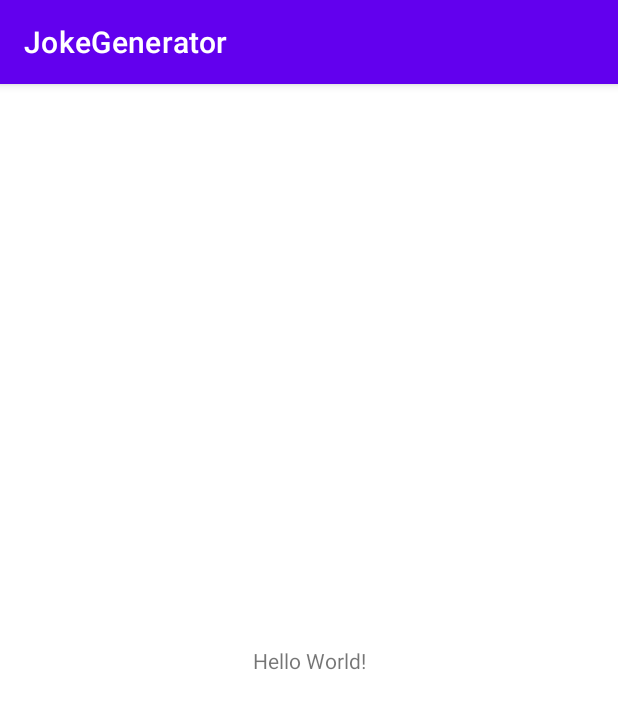
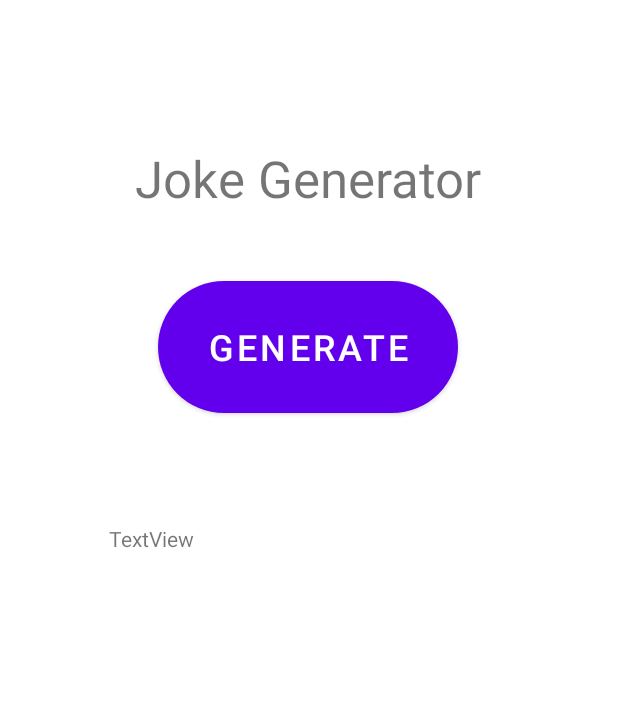
Before and after one commit to chrispedersen37/JokeGenerator, an Android app: the screen it shows after launch (MainActivity), on a phone screen of 412 x 824 dp. Shown: the top 709 px of the screen. Run offline under Robolectric (Android 15) with nearby library versions, the phone set to English and light mode, and no system bars.

Commit message:
UI for main activity

```diff
--- a/app/build.gradle
+++ b/app/build.gradle
@@ -4,12 +4,12 @@ plugins {
 
 android {
     namespace 'com.example.jokegenerator'
-    compileSdk 32
+    compileSdk 33
 
     defaultConfig {
         applicationId "com.example.jokegenerator"
         minSdk 21
-        targetSdk 32
+        targetSdk 33
         versionCode 1
         versionName "1.0"
 
@@ -30,6 +30,8 @@ android {
 
 dependencies {
 
+    implementation 'com.android.volley:volley:1.2.1'
+    implementation 'com.google.code.gson:gson:2.8.9'
     implementation 'androidx.appcompat:appcompat:1.6.1'
     implementation 'com.google.android.material:material:1.8.0'
     implementation 'androidx.constraintlayout:constraintlayout:2.1.4'
--- a/app/src/main/AndroidManifest.xml
+++ b/app/src/main/AndroidManifest.xml
@@ -1,6 +1,7 @@
 <?xml version="1.0" encoding="utf-8"?>
 <manifest xmlns:android="http://schemas.android.com/apk/res/android"
     xmlns:tools="http://schemas.android.com/tools">
+    <uses-permission android:name="android.permission.INTERNET"/>
 
     <application
         android:allowBackup="true"
--- a/app/src/main/res/layout/activity_main.xml
+++ b/app/src/main/res/layout/activity_main.xml
@@ -7,12 +7,38 @@
     tools:context=".MainActivity">
 
     <TextView
+        android:id="@+id/lblTitle"
         android:layout_width="wrap_content"
         android:layout_height="wrap_content"
-        android:text="Hello World!"
-        app:layout_constraintBottom_toBottomOf="parent"
+        android:layout_marginTop="96dp"
+        android:text="Joke Generator"
+        android:textSize="34sp"
         app:layout_constraintEnd_toEndOf="parent"
+        app:layout_constraintHorizontal_bias="0.498"
         app:layout_constraintStart_toStartOf="parent"
         app:layout_constraintTop_toTopOf="parent" />
 
+    <TextView
+        android:id="@+id/lblJoke"
+        android:layout_width="267dp"
+        android:layout_height="234dp"
+        android:layout_marginTop="68dp"
+        android:text="TextView"
+        app:layout_constraintEnd_toEndOf="parent"
+        app:layout_constraintStart_toStartOf="parent"
+        app:layout_constraintTop_toBottomOf="@+id/btnGenerate" />
+
+    <Button
+        android:id="@+id/btnGenerate"
+        android:layout_width="200dp"
+        android:layout_height="100dp"
+        android:layout_marginTop="40dp"
+        android:text="Generate"
+        android:textSize="24sp"
+        app:cornerRadius="50dp"
+        app:layout_constraintEnd_toEndOf="parent"
+        app:layout_constraintHorizontal_bias="0.497"
+        app:layout_constraintStart_toStartOf="parent"
+        app:layout_constraintTop_toBottomOf="@+id/lblTitle" />
+
 </androidx.constraintlayout.widget.ConstraintLayout>
--- a/app/src/main/res/values-night/themes.xml
+++ b/app/src/main/res/values-night/themes.xml
@@ -1,6 +1,6 @@
 <resources xmlns:tools="http://schemas.android.com/tools">
     <!-- Base application theme. -->
-    <style name="Theme.JokeGenerator" parent="Theme.MaterialComponents.DayNight.DarkActionBar">
+    <style name="Theme.JokeGenerator" parent="Theme.MaterialComponents.DayNight.NoActionBar">
         <!-- Primary brand color. -->
         <item name="colorPrimary">@color/purple_200</item>
         <item name="colorPrimaryVariant">@color/purple_700</item>
--- a/app/src/main/res/values/themes.xml
+++ b/app/src/main/res/values/themes.xml
@@ -1,6 +1,6 @@
 <resources xmlns:tools="http://schemas.android.com/tools">
     <!-- Base application theme. -->
-    <style name="Theme.JokeGenerator" parent="Theme.MaterialComponents.DayNight.DarkActionBar">
+    <style name="Theme.JokeGenerator" parent="Theme.MaterialComponents.DayNight.NoActionBar">
         <!-- Primary brand color. -->
         <item name="colorPrimary">@color/purple_500</item>
         <item name="colorPrimaryVariant">@color/purple_700</item>
```
